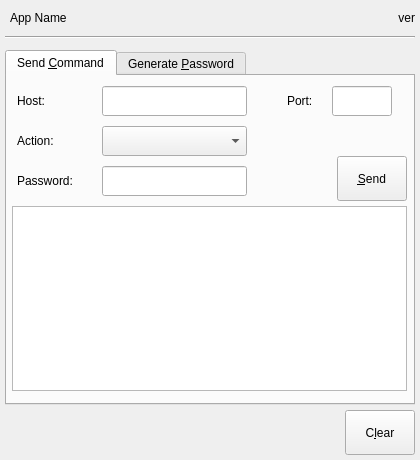
GIJack/tor-util, file tor-util.ui: the form before one commit.
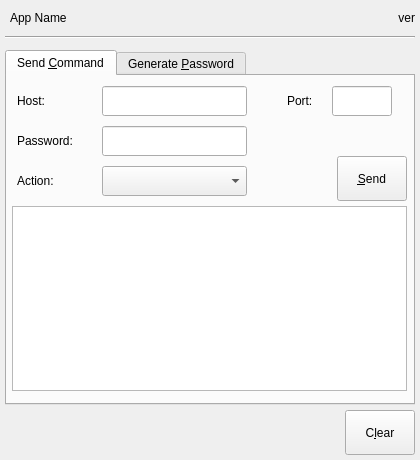
The form after the commit. Icons and pictures are not drawn.

Commit message: swaped password/action, better workflow

Patch:
```diff
--- a/tor-util.ui
+++ b/tor-util.ui
@@ -163,7 +163,7 @@
      <property name="geometry">
       <rect>
        <x>95</x>
-       <y>50</y>
+       <y>90</y>
        <width>145</width>
        <height>30</height>
       </rect>
@@ -176,7 +176,7 @@
      <property name="geometry">
       <rect>
        <x>10</x>
-       <y>50</y>
+       <y>90</y>
        <width>75</width>
        <height>30</height>
       </rect>
@@ -251,7 +251,7 @@
      <property name="geometry">
       <rect>
        <x>95</x>
-       <y>90</y>
+       <y>50</y>
        <width>145</width>
        <height>30</height>
       </rect>
@@ -276,7 +276,7 @@
      <property name="geometry">
       <rect>
        <x>10</x>
-       <y>90</y>
+       <y>50</y>
        <width>75</width>
        <height>30</height>
       </rect>
```
